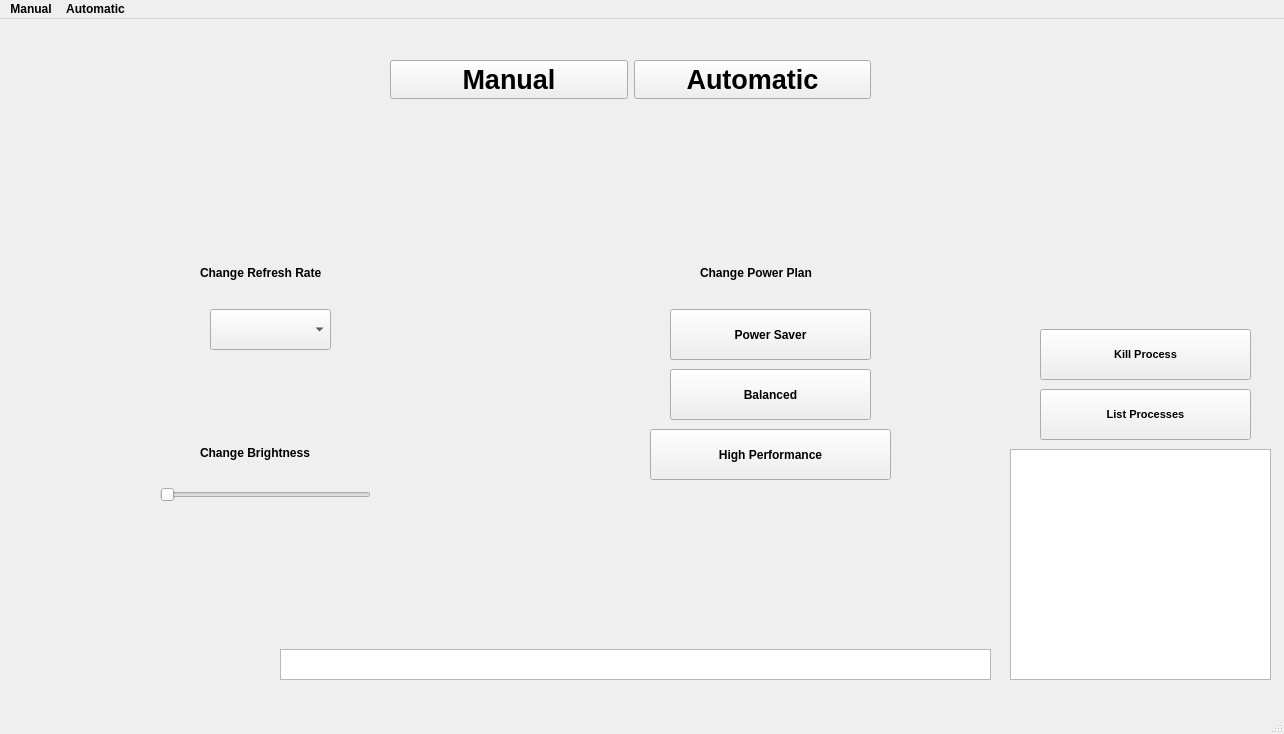
Qt form mainwindow.ui (Bombardofficial/OptiWinGUI) before a commit.
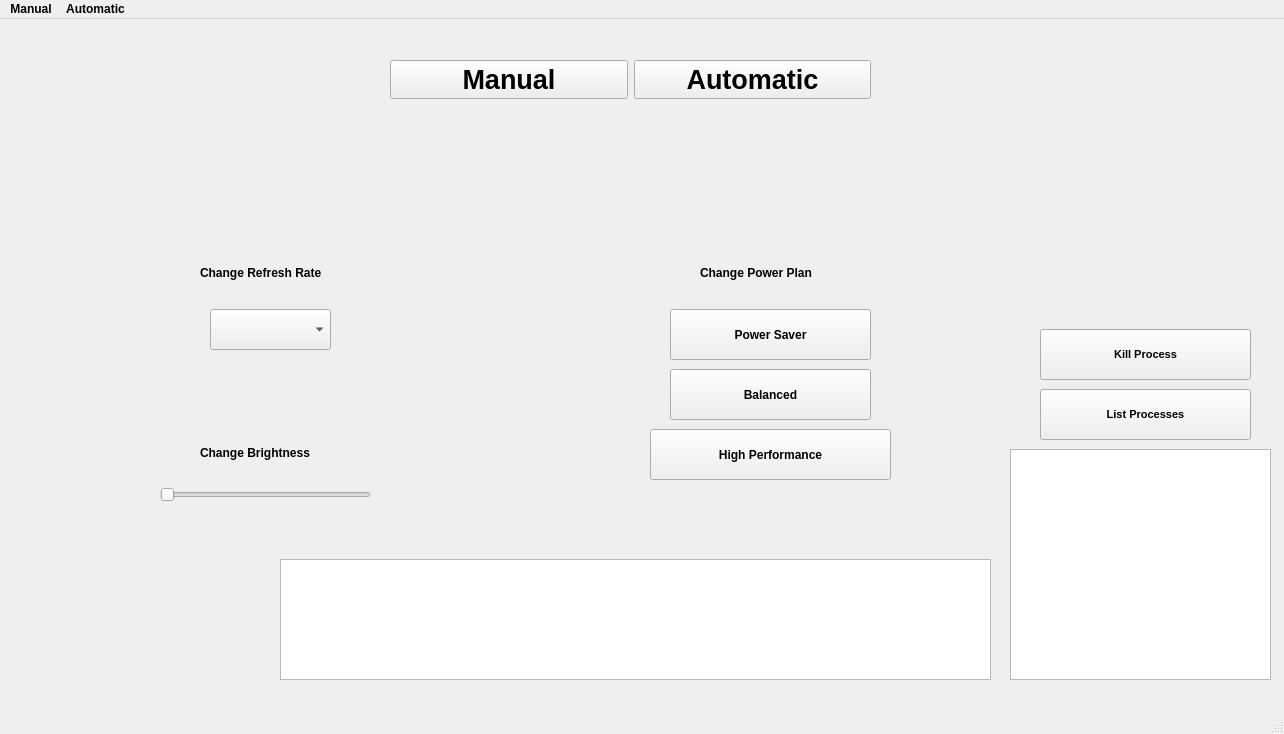
The same form after that commit. The open tabs and pages were chosen to show the change. Icons and pictures are not drawn.

```diff
--- a/mainwindow.ui
+++ b/mainwindow.ui
@@ -133,9 +133,9 @@
       <property name="geometry">
        <rect>
         <x>280</x>
-        <y>530</y>
+        <y>440</y>
         <width>711</width>
-        <height>31</height>
+        <height>121</height>
        </rect>
       </property>
       <property name="readOnly">
```
Left out of the diff: 15 changed lines with no effect on the pictures.
